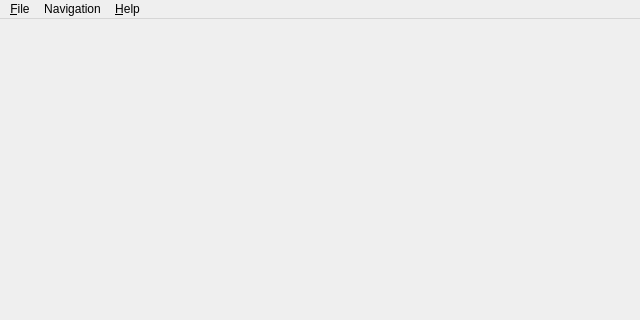
Above: src/mainwindow.ui from refaim/3d-parser before the change; both pictures show x 0 to 640 and y 0 to 320 of the 640 by 480 pixel window. Below: the same form after it.
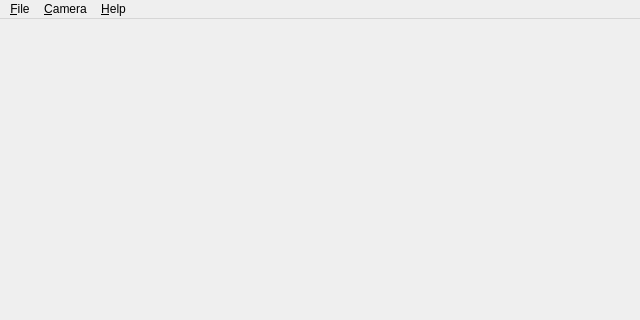
That is the form after the change.

Commit message: Rename 'Navigation' menu, make it works

Diff of the .ui file:
```diff
--- a/src/mainwindow.ui
+++ b/src/mainwindow.ui
@@ -19,7 +19,7 @@
     <rect>
      <x>0</x>
      <y>0</y>
-     <width>400</width>
+     <width>640</width>
      <height>21</height>
     </rect>
    </property>
@@ -37,14 +37,14 @@
     </property>
     <addaction name="actionAbout"/>
    </widget>
-   <widget class="QMenu" name="menuNavigation">
+   <widget class="QMenu" name="menuCamera">
     <property name="title">
-     <string>Navigation</string>
+     <string>&amp;Camera</string>
     </property>
     <addaction name="actionSetDefPos"/>
    </widget>
    <addaction name="menu"/>
-   <addaction name="menuNavigation"/>
+   <addaction name="menuCamera"/>
    <addaction name="menuHelp"/>
   </widget>
   <action name="actionOpen">
```
Left out of the diff: 10 changed lines with no effect on the pictures. The commit also changes 2 other files.
